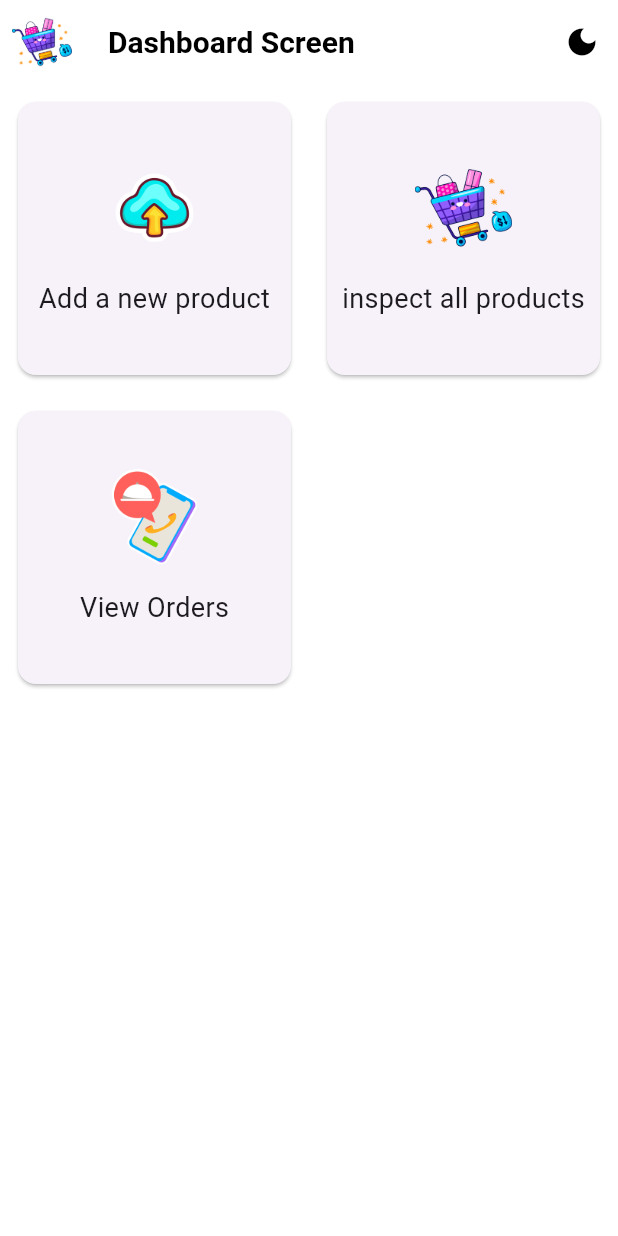
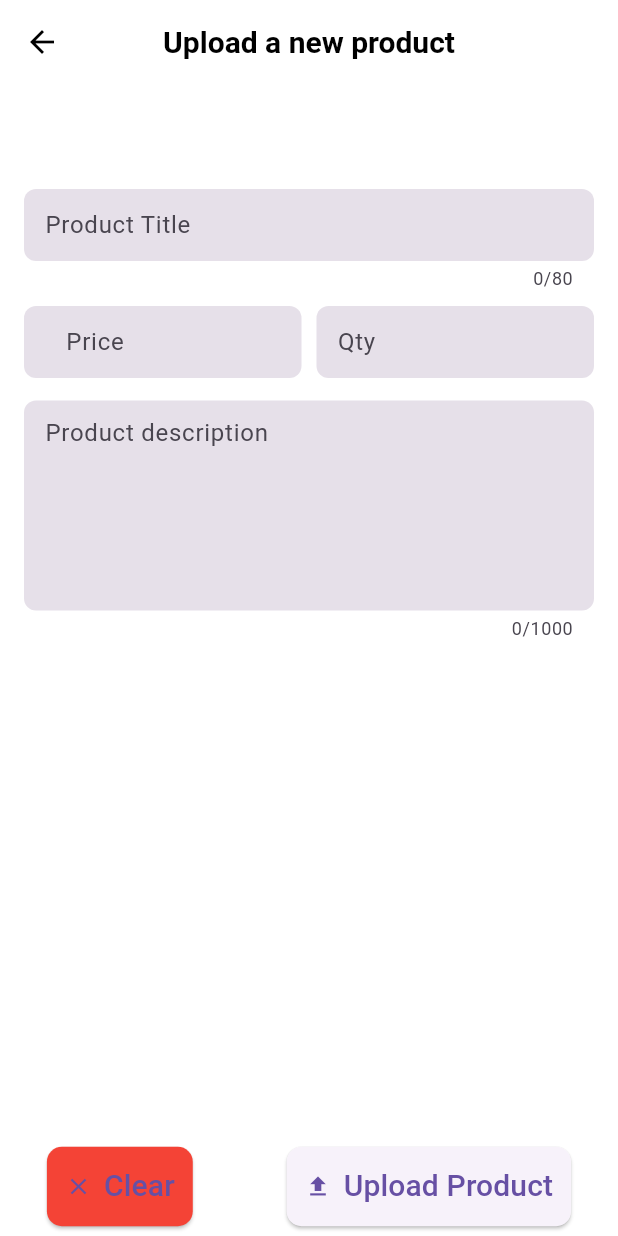
Before and after one commit to Nomanisar/ecommerce_app_admin_app, a Flutter app: the screen it shows after launch, after a tap on "Add a new product", on a phone screen of 412 x 824 dp. Run offline on Flutter 3.47's test engine with Material 3 defaults, Android fonts, the phone set to English and light mode, and no system bars; our stand-ins replace fancy_shimmer_image, shared_preferences, shimmer; missing offline and left inert: dynamic_height_grid_view.

Commit message:
ecommerce admin

```diff
--- a/lib/consts/app_constants.dart
+++ b/lib/consts/app_constants.dart
@@ -1,3 +1,5 @@
+import 'package:flutter/material.dart';
+
 class AppConstants {
   static const String productImageUrl =
       'https://i.ibb.co/8r1Ny2n/20-Nike-Air-Force-1-07.png';
@@ -10,4 +12,18 @@
     'Funiture',
     'Watches',
   ];
+
+  static List<DropdownMenuItem<String>>? get categoriesDropDownList {
+    List<DropdownMenuItem<String>>? menuItems =
+        List<DropdownMenuItem<String>>.generate(
+      categoriesList.length,
+      (index) => DropdownMenuItem(
+        value: categoriesList[index],
+        child: Text(
+          categoriesList[index],
+        ),
+      ),
+    );
+    return menuItems;
+  }
 }
--- a/lib/main.dart
+++ b/lib/main.dart
@@ -1,4 +1,5 @@
 import 'package:balochdevshop_admin/screens/dashboard_screen.dart';
+import 'package:balochdevshop_admin/screens/edit_upload_product_form.dart';
 import 'package:flutter/material.dart';
 import 'package:provider/provider.dart';
 import 'consts/theme_data.dart';
@@ -40,6 +41,8 @@
           routes: {
             OrdersScreenFree.routeName: (context) => const OrdersScreenFree(),
             SearchScreen.routeName: (context) => const SearchScreen(),
+            EditOrUploadProductScreen.routeName: (context) =>
+                const EditOrUploadProductScreen()
           },
         );
       }),
--- a/lib/models/dashboard_btn_model.dart
+++ b/lib/models/dashboard_btn_model.dart
@@ -1,3 +1,4 @@
+import 'package:balochdevshop_admin/screens/edit_upload_product_form.dart';
 import 'package:balochdevshop_admin/screens/inner_screens/orders/orders_screen.dart';
 import 'package:balochdevshop_admin/screens/search_screen.dart';
 import 'package:flutter/material.dart';
@@ -18,7 +19,9 @@
         DashboardButtonsModel(
           text: "Add a new product",
           imagePath: AssetsManager.cloud,
-          onPressed: () {},
+          onPressed: () {
+            Navigator.pushNamed(context, EditOrUploadProductScreen.routeName);
+          },
         ),
         DashboardButtonsModel(
           text: "inspect all products",
--- /dev/null
+++ b/lib/screens/edit_upload_product_form.dart
@@ -0,0 +1,262 @@
+import 'package:balochdevshop_admin/widgets/subtitle_text.dart';
+import 'package:flutter/material.dart';
+import 'package:flutter/services.dart';
+
+import '../consts/my_validators.dart';
+import '../widgets/title_text.dart';
+
+class EditOrUploadProductScreen extends StatefulWidget {
+  static const routeName = '/EditOrUploadProductScreen';
+
+  const EditOrUploadProductScreen({
+    super.key,
+  });
+
+  @override
+  State<EditOrUploadProductScreen> createState() =>
+      _EditOrUploadProductScreenState();
+}
+
+class _EditOrUploadProductScreenState extends State<EditOrUploadProductScreen> {
+  final _formKey = GlobalKey<FormState>();
+
+  late TextEditingController _titleController,
+      _priceController,
+      _descriptionController,
+      _quantityController;
+  // String? _categoryValue;
+  @override
+  void initState() {
+    _titleController = TextEditingController(text: "");
+    _priceController = TextEditingController(text: "");
+    _descriptionController = TextEditingController(text: "");
+    _quantityController = TextEditingController(text: "");
+
+    super.initState();
+  }
+
+  @override
+  void dispose() {
+    _titleController.dispose();
+    _priceController.dispose();
+    _descriptionController.dispose();
+    _quantityController.dispose();
+    super.dispose();
+  }
+
+  void clearForm() {
+    _titleController.clear();
+    _priceController.clear();
+    _descriptionController.clear();
+    _quantityController.clear();
+  }
+
+  Future<void> _uploadProduct() async {
+    // if (_categoryValue == null) {
+    //   MyAppMethods.showErrorORWarningDialog(
+    //     context: context,
+    //     subtitle: "Category is empty",
+    //     fct: () {},
+    //   );
+    //   return;
+    // }
+    final isValid = _formKey.currentState!.validate();
+    FocusScope.of(context).unfocus();
+    if (isValid) {}
+  }
+
+  @override
+  Widget build(BuildContext context) {
+    return GestureDetector(
+      onTap: () {
+        FocusScope.of(context).unfocus();
+      },
+      child: Scaffold(
+        bottomSheet: SizedBox(
+          height: kBottomNavigationBarHeight + 10,
+          child: Material(
+            color: Theme.of(context).scaffoldBackgroundColor,
+            child: Row(
+              mainAxisAlignment: MainAxisAlignment.spaceAround,
+              children: [
+                ElevatedButton.icon(
+                  style: ElevatedButton.styleFrom(
+                    padding: const EdgeInsets.all(12),
+                    backgroundColor: Colors.red,
+                    shape: RoundedRectangleBorder(
+                      borderRadius: BorderRadius.circular(
+                        10,
+                      ),
+                    ),
+                  ),
+                  icon: const Icon(Icons.clear),
+                  label: const Text(
+                    "Clear",
+                    style: TextStyle(
+                      fontSize: 20,
+                    ),
+                  ),
+                  onPressed: () {},
+                ),
+                ElevatedButton.icon(
+                  style: ElevatedButton.styleFrom(
+                    padding: const EdgeInsets.all(12),
+                    // backgroundColor: Colors.red,
+                    shape: RoundedRectangleBorder(
+                      borderRadius: BorderRadius.circular(
+                        10,
+                      ),
+                    ),
+                  ),
+                  icon: const Icon(Icons.upload),
+                  label: const Text(
+                    "Upload Product",
+                    style: TextStyle(
+                      fontSize: 20,
+                    ),
+                  ),
+                  onPressed: () {
+                    _uploadProduct();
+                  },
+                ),
+              ],
+            ),
+          ),
+        ),
+        appBar: AppBar(
+          centerTitle: true,
+          title: const TitlesTextWidget(
+            label: "Upload a new product",
+          ),
+        ),
+        body: SafeArea(
+          child: SingleChildScrollView(
+            child: Column(
+              children: [
+                const SizedBox(
+                  height: 20,
+                ),
+                /* Image picker here ***********************************/
+
+                const SizedBox(
+                  height: 25,
+                ),
+                /* ToDo: Select Category DropDown Button Will be Here*/
+                const SizedBox(
+                  height: 25,
+                ),
+                Padding(
+                  padding:
+                      const EdgeInsets.symmetric(horizontal: 16, vertical: 0),
+                  child: Form(
+                    key: _formKey,
+                    child: Column(
+                      children: [
+                        TextFormField(
+                          controller: _titleController,
+                          key: const ValueKey('Title'),
+                          maxLength: 80,
+                          minLines: 1,
+                          maxLines: 2,
+                          keyboardType: TextInputType.multiline,
+                          textInputAction: TextInputAction.newline,
+                          decoration: const InputDecoration(
+                            hintText: 'Product Title',
+                          ),
+                          validator: (value) {
+                            return MyValidators.uploadProdTexts(
+                              value: value,
+                              toBeReturnedString: "Please enter a valid title",
+                            );
+                          },
+                        ),
+                        const SizedBox(
+                          height: 10,
+                        ),
+                        Row(
+                          children: [
+                            Flexible(
+                              flex: 1,
+                              child: TextFormField(
+                                controller: _priceController,
+                                key: const ValueKey('Price \$'),
+                                keyboardType: TextInputType.number,
+                                inputFormatters: <TextInputFormatter>[
+                                  FilteringTextInputFormatter.allow(
+                                    RegExp(r'^(\d+)?\.?\d{0,2}'),
+                                  ),
+                                ],
+                                decoration: const InputDecoration(
+                                    hintText: 'Price',
+                                    prefix: SubtitleTextWidget(
+                                      label: "\$ ",
+                                      color: Colors.blue,
+                                      fontSize: 16,
+                                    )),
+                                validator: (value) {
+                                  return MyValidators.uploadProdTexts(
+                                    value: value,
+                                    toBeReturnedString: "Price is missing",
+                                  );
+                                },
+                              ),
+                            ),
+                            const SizedBox(
+                              width: 10,
+                            ),
+                            Flexible(
+                              flex: 1,
+                              child: TextFormField(
+                                inputFormatters: [
+                                  FilteringTextInputFormatter.digitsOnly
+                                ],
+                                controller: _quantityController,
+                                keyboardType: TextInputType.number,
+                                key: const ValueKey('Quantity'),
+                                decoration: const InputDecoration(
+                                  hintText: 'Qty',
+                                ),
+                                validator: (value) {
+                                  return MyValidators.uploadProdTexts(
+                                    value: value,
+                                    toBeReturnedString: "Quantity is missed",
+                                  );
+                                },
+                              ),
+                            ),
+                          ],
+                        ),
+                        const SizedBox(height: 15),
+                        TextFormField(
+                          key: const ValueKey('Description'),
+                          controller: _descriptionController,
+                          minLines: 5,
+                          maxLines: 8,
+                          maxLength: 1000,
+                          textCapitalization: TextCapitalization.sentences,
+                          decoration: const InputDecoration(
+                            hintText: 'Product description',
+                          ),
+                          validator: (value) {
+                            return MyValidators.uploadProdTexts(
+                              value: value,
+                              toBeReturnedString: "Description is missed",
+                            );
+                          },
+                          onTap: () {},
+                        ),
+                      ],
+                    ),
+                  ),
+                ),
+                const SizedBox(
+                  height: kBottomNavigationBarHeight + 10,
+                )
+              ],
+            ),
+          ),
+        ),
+      ),
+    );
+  }
+}
```
